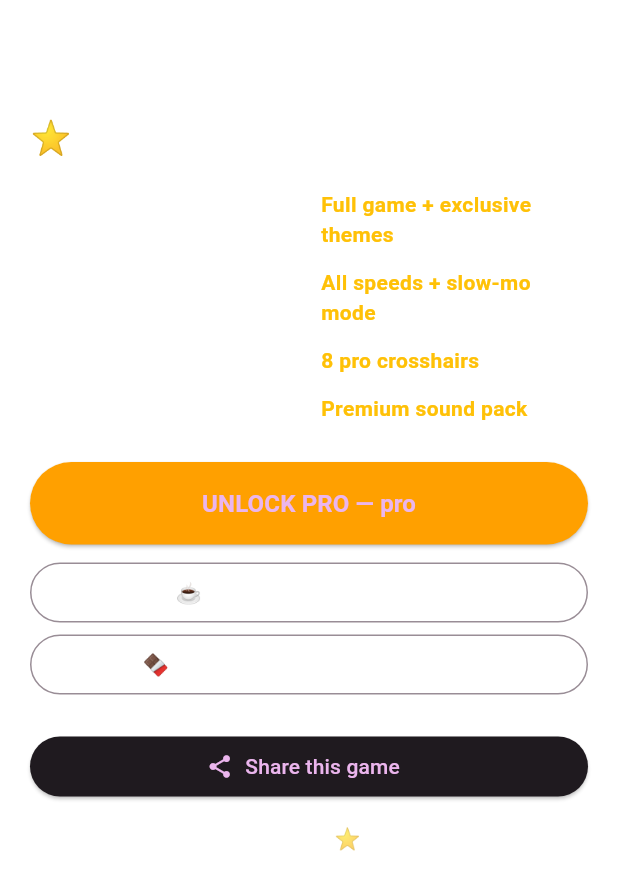
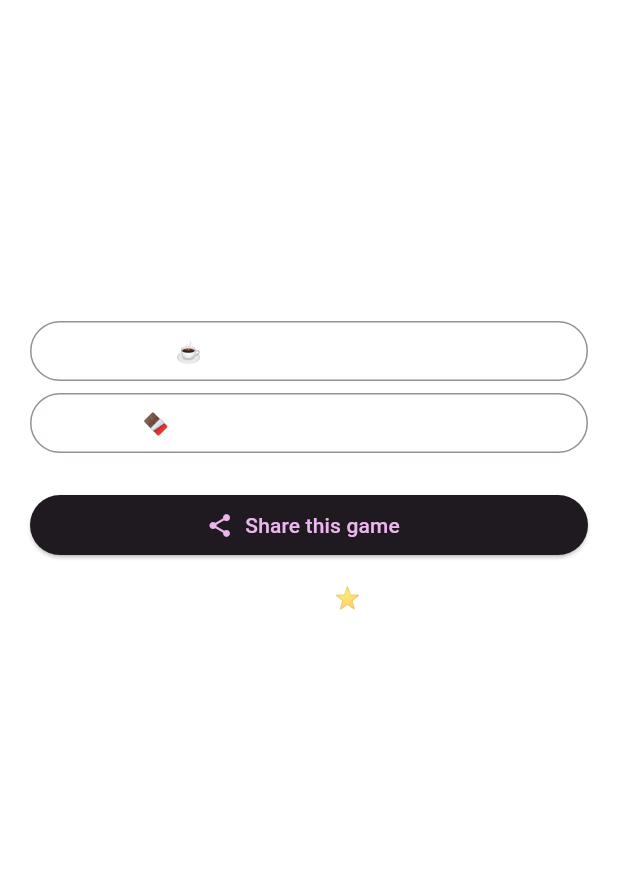
Before and after one commit to wjia-n/game-meteormarksmen, a Flutter app: the ProScreen screen opened directly with empty values, on a phone screen of 412 x 824 dp. Shown: the top 890 px of the screen. Run offline on Flutter 3.47's test engine with Material 3 defaults, Android fonts, the light colour scheme and no system bars; our stand-ins replace audioplayers, cross_file, file_picker, in_app_purchase, in_app_review, qr_flutter and 2 more; missing offline and left inert: mobile_scanner; accounts and stored records are empty.

Commit message:
Remove misleading PRO copy: retitle Pro screen to Support, keep tip jars; bump versionCode

```diff
--- a/lib/screens/menu_screen.dart
+++ b/lib/screens/menu_screen.dart
@@ -48,7 +48,7 @@ class _MenuScreenState extends State<MenuScreen> {
             Navigator.push(context, MaterialPageRoute(
                 builder: (_) => SettingsScreen(config: config, audio: widget.audio)));
           }),
-          _btn(context, '⭐  GO PRO', Colors.amber.shade700, () {
+          _btn(context, '❤️  SUPPORT', Colors.amber.shade700, () {
             widget.audio.click();
             Navigator.push(context, MaterialPageRoute(
                 builder: (_) => ProScreen(config: config, audio: widget.audio)));
--- a/lib/screens/pro_screen.dart
+++ b/lib/screens/pro_screen.dart
@@ -35,19 +35,12 @@ class _ProScreenState extends State<ProScreen> {
   @override Widget build(BuildContext context) {
     final c = widget.config;
     return Scaffold(backgroundColor: c.darkColor,
-      appBar: AppBar(title: const Text('Go Pro'), backgroundColor: c.primaryColor, foregroundColor: Colors.white),
+      appBar: AppBar(title: const Text('Support'), backgroundColor: c.primaryColor, foregroundColor: Colors.white),
       body: ListView(padding: const EdgeInsets.all(20), children: [
-        const Text('⭐ FREE vs PRO', style: TextStyle(color: Colors.white, fontSize: 22, fontWeight: FontWeight.bold)),
+        const Text('Thanks for playing!', style: TextStyle(color: Colors.white, fontSize: 22, fontWeight: FontWeight.bold)),
         const SizedBox(height: 12),
-        _row('Full game', 'Full game + exclusive themes'),
-        _row('3 target speeds', 'All speeds + slow-mo mode'),
-        _row('Basic crosshair', '8 pro crosshairs'),
-        _row('Standard SFX', 'Premium sound pack'),
+        const Text('This game is fully unlocked. If you would like to support the developer, a tip is very much appreciated \u2014 it is simply a thank-you and unlocks nothing extra.', style: TextStyle(color: Colors.white70, fontSize: 15)),
         const SizedBox(height: 20),
-        ElevatedButton(
-          style: ElevatedButton.styleFrom(backgroundColor: Colors.amber.shade700, padding: const EdgeInsets.symmetric(vertical: 16)),
-          onPressed: () { widget.audio.click(); _buy(c.proId); },
-          child: Text('UNLOCK PRO — ${c.proId}', style: const TextStyle(fontSize: 16, fontWeight: FontWeight.bold))),
         const SizedBox(height: 8),
         OutlinedButton(onPressed: () { widget.audio.click(); _buy(c.coffeeId); },
           child: Text('☕ Buy me a coffee (${c.coffeeId})', style: const TextStyle(color: Colors.white))),
@@ -62,10 +55,4 @@ class _ProScreenState extends State<ProScreen> {
       ]),
     );
   }
-  Widget _row(String free, String pro) => Padding(padding: const EdgeInsets.symmetric(vertical: 6),
-    child: Row(children: [
-      Expanded(child: Text(free, style: const TextStyle(color: Colors.white54))),
-      const Icon(Icons.arrow_forward, color: Colors.white38, size: 16),
-      Expanded(child: Text(pro, style: const TextStyle(color: Colors.amber, fontWeight: FontWeight.bold))),
-    ]));
 }
--- a/lib/theme/game_config.dart
+++ b/lib/theme/game_config.dart
@@ -15,7 +15,6 @@ class GameConfig {
   Color get darkColor => Color(dark);
   Color get accentColor => Color(accent);
   String get package => 'com.gameswajiha.$slug';
-  String get proId => '${slug}pro';
   String get coffeeId => '${slug}coffee';
   String get chocolateId => '${slug}chocolate';
 }
--- a/pubspec.yaml
+++ b/pubspec.yaml
@@ -1,7 +1,7 @@
 name: meteormarksmen
 description: "Meteor Marksmen - Defend colony with timed shots"
 publish_to: 'none'
-version: 1.0.0+3
+version: 1.0.0+4
 environment:
   sdk: ^3.13.5
 
```
